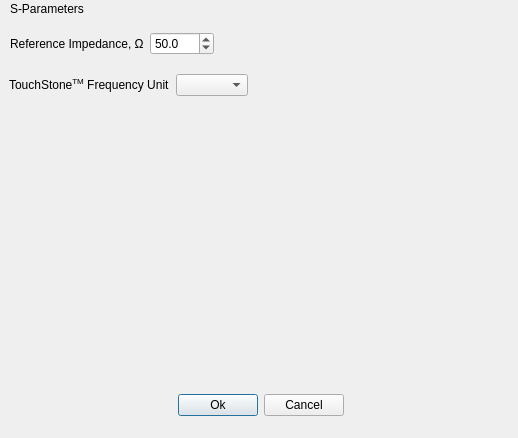
Old version of the form src/OpenParEMg/SimulateOptions.ui in the repository OpenParEM/OpenParEM.
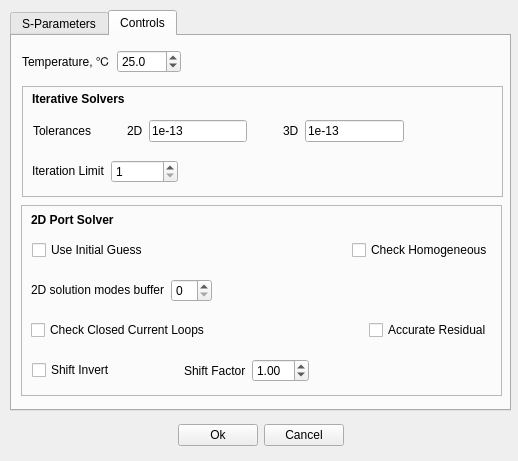
New version of the form. The open tabs and pages were chosen to show the change. Custom widgets are drawn as their Qt base class.

Commit message: added simulation options form

```diff
--- a/src/OpenParEMg/SimulateOptions.ui
+++ b/src/OpenParEMg/SimulateOptions.ui
@@ -7,113 +7,17 @@
     <x>0</x>
     <y>0</y>
     <width>518</width>
-    <height>438</height>
+    <height>461</height>
    </rect>
   </property>
   <property name="windowTitle">
    <string>Dialog</string>
   </property>
-  <widget class="QWidget" name="horizontalLayoutWidget_2">
-   <property name="geometry">
-    <rect>
-     <x>9</x>
-     <y>70</y>
-     <width>501</width>
-     <height>31</height>
-    </rect>
-   </property>
-   <layout class="QHBoxLayout" name="horizontalLayout_2">
-    <item>
-     <widget class="QLabel" name="label_3">
-      <property name="text">
-       <string>&lt;html&gt;&lt;head/&gt;&lt;body&gt;&lt;p&gt;TouchStone&lt;span style=&quot; vertical-align:super;&quot;&gt;TM&lt;/span&gt; Frequency Unit&lt;/p&gt;&lt;/body&gt;&lt;/html&gt;</string>
-      </property>
-     </widget>
-    </item>
-    <item>
-     <widget class="QComboBox" name="frequencyUnit"/>
-    </item>
-    <item>
-     <spacer name="horizontalSpacer_2">
-      <property name="orientation">
-       <enum>Qt::Orientation::Horizontal</enum>
-      </property>
-      <property name="sizeHint" stdset="0">
-       <size>
-        <width>40</width>
-        <height>20</height>
-       </size>
-      </property>
-     </spacer>
-    </item>
-   </layout>
-  </widget>
-  <widget class="QWidget" name="horizontalLayoutWidget">
-   <property name="geometry">
-    <rect>
-     <x>10</x>
-     <y>30</y>
-     <width>501</width>
-     <height>28</height>
-    </rect>
-   </property>
-   <layout class="QHBoxLayout" name="horizontalLayout">
-    <item>
-     <widget class="QLabel" name="label_2">
-      <property name="text">
-       <string>&lt;html&gt;&lt;head/&gt;&lt;body&gt;&lt;p&gt;Reference Impedance, &lt;span style=&quot; background-color:transparent;&quot;&gt;Ω&lt;/span&gt;&lt;/p&gt;&lt;/body&gt;&lt;/html&gt;</string>
-      </property>
-     </widget>
-    </item>
-    <item>
-     <widget class="QDoubleSpinBox" name="referenceImpedance">
-      <property name="decimals">
-       <number>1</number>
-      </property>
-      <property name="minimum">
-       <double>0.000000000000000</double>
-      </property>
-      <property name="maximum">
-       <double>1000.000000000000000</double>
-      </property>
-      <property name="value">
-       <double>50.000000000000000</double>
-      </property>
-     </widget>
-    </item>
-    <item>
-     <spacer name="horizontalSpacer">
-      <property name="orientation">
-       <enum>Qt::Orientation::Horizontal</enum>
-      </property>
-      <property name="sizeHint" stdset="0">
-       <size>
-        <width>40</width>
-        <height>20</height>
-       </size>
-      </property>
-     </spacer>
-    </item>
-   </layout>
-  </widget>
-  <widget class="QLabel" name="label">
-   <property name="geometry">
-    <rect>
-     <x>10</x>
-     <y>0</y>
-     <width>101</width>
-     <height>17</height>
-    </rect>
-   </property>
-   <property name="text">
-    <string>S-Parameters</string>
-   </property>
-  </widget>
   <widget class="QWidget" name="horizontalLayoutWidget_3">
    <property name="geometry">
     <rect>
      <x>10</x>
-     <y>390</y>
+     <y>420</y>
      <width>501</width>
      <height>31</height>
     </rect>
@@ -137,6 +41,9 @@
       <property name="text">
        <string>Ok</string>
       </property>
+      <property name="autoDefault">
+       <bool>false</bool>
+      </property>
      </widget>
     </item>
     <item>
@@ -144,6 +51,9 @@
       <property name="text">
        <string>Cancel</string>
       </property>
+      <property name="autoDefault">
+       <bool>false</bool>
+      </property>
      </widget>
     </item>
     <item>
@@ -161,7 +71,730 @@
     </item>
    </layout>
   </widget>
+  <widget class="QTabWidget" name="simulateOptionsTab">
+   <property name="geometry">
+    <rect>
+     <x>10</x>
+     <y>10</y>
+     <width>501</width>
+     <height>401</height>
+    </rect>
+   </property>
+   <property name="currentIndex">
+    <number>0</number>
+   </property>
+   <widget class="QWidget" name="tab">
+    <attribute name="title">
+     <string>S-Parameters</string>
+    </attribute>
+    <widget class="QWidget" name="horizontalLayoutWidget_4">
+     <property name="geometry">
+      <rect>
+       <x>10</x>
+       <y>90</y>
+       <width>481</width>
+       <height>31</height>
+      </rect>
+     </property>
+     <layout class="QHBoxLayout" name="horizontalLayout_4">
+      <item>
+       <widget class="QLabel" name="touchstoneFormatLabel">
+        <property name="toolTip">
+         <string>&lt;html&gt;&lt;head/&gt;&lt;body&gt;&lt;p&gt;Data format for the Touchstone(TM) output file.&lt;/p&gt;&lt;/body&gt;&lt;/html&gt;</string>
+        </property>
+        <property name="text">
+         <string>&lt;html&gt;&lt;head/&gt;&lt;body&gt;&lt;p&gt;Touchstone&lt;span style=&quot; vertical-align:super;&quot;&gt;TM&lt;/span&gt; Format&lt;/p&gt;&lt;/body&gt;&lt;/html&gt;</string>
+        </property>
+       </widget>
+      </item>
+      <item>
+       <widget class="QComboBox" name="touchstoneFormat"/>
+      </item>
+      <item>
+       <spacer name="horizontalSpacer_8">
+        <property name="orientation">
+         <enum>Qt::Orientation::Horizontal</enum>
+        </property>
+        <property name="sizeHint" stdset="0">
+         <size>
+          <width>40</width>
+          <height>20</height>
+         </size>
+        </property>
+       </spacer>
+      </item>
+     </layout>
+    </widget>
+    <widget class="QWidget" name="horizontalLayoutWidget">
+     <property name="geometry">
+      <rect>
+       <x>10</x>
+       <y>10</y>
+       <width>481</width>
+       <height>31</height>
+      </rect>
+     </property>
+     <layout class="QHBoxLayout" name="horizontalLayout">
+      <item alignment="Qt::AlignmentFlag::AlignVCenter">
+       <widget class="QLabel" name="label_4">
+        <property name="toolTip">
+         <string>&lt;html&gt;&lt;head/&gt;&lt;body&gt;&lt;p&gt;Normalize the S-parameters to the reference impedance.&lt;/p&gt;&lt;/body&gt;&lt;/html&gt;</string>
+        </property>
+        <property name="text">
+         <string>Normalize</string>
+        </property>
+       </widget>
+      </item>
+      <item alignment="Qt::AlignmentFlag::AlignVCenter">
+       <widget class="QCheckBox" name="normalizeSparam">
+        <property name="focusPolicy">
+         <enum>Qt::FocusPolicy::TabFocus</enum>
+        </property>
+        <property name="toolTip">
+         <string>&lt;html&gt;&lt;head/&gt;&lt;body&gt;&lt;p&gt;&lt;br/&gt;&lt;/p&gt;&lt;/body&gt;&lt;/html&gt;</string>
+        </property>
+        <property name="layoutDirection">
+         <enum>Qt::LayoutDirection::RightToLeft</enum>
+        </property>
+        <property name="autoFillBackground">
+         <bool>false</bool>
+        </property>
+        <property name="text">
+         <string/>
+        </property>
+       </widget>
+      </item>
+      <item>
+       <spacer name="horizontalSpacer_5">
+        <property name="orientation">
+         <enum>Qt::Orientation::Horizontal</enum>
+        </property>
+        <property name="sizeHint" stdset="0">
+         <size>
+          <width>40</width>
+          <height>20</height>
+         </size>
+        </property>
+       </spacer>
+      </item>
+      <item alignment="Qt::AlignmentFlag::AlignVCenter">
+       <widget class="QLabel" name="referenceImpedanceLabel">
+        <property name="toolTip">
+         <string>&lt;html&gt;&lt;head/&gt;&lt;body&gt;&lt;p&gt;Reference impedance for normalizing S-parameters.&lt;/p&gt;&lt;/body&gt;&lt;/html&gt;</string>
+        </property>
+        <property name="text">
+         <string>&lt;html&gt;&lt;head/&gt;&lt;body&gt;&lt;p&gt;Reference Impedance, &lt;span style=&quot; background-color:transparent;&quot;&gt;Ω&lt;/span&gt;&lt;/p&gt;&lt;/body&gt;&lt;/html&gt;</string>
+        </property>
+       </widget>
+      </item>
+      <item alignment="Qt::AlignmentFlag::AlignVCenter">
+       <widget class="QDoubleSpinBox" name="referenceImpedance">
+        <property name="decimals">
+         <number>1</number>
+        </property>
+        <property name="minimum">
+         <double>0.000000000000000</double>
+        </property>
+        <property name="maximum">
+         <double>1000.000000000000000</double>
+        </property>
+        <property name="value">
+         <double>50.000000000000000</double>
+        </property>
+       </widget>
+      </item>
+      <item>
+       <spacer name="horizontalSpacer_6">
+        <property name="orientation">
+         <enum>Qt::Orientation::Horizontal</enum>
+        </property>
+        <property name="sizeHint" stdset="0">
+         <size>
+          <width>40</width>
+          <height>20</height>
+         </size>
+        </property>
+       </spacer>
+      </item>
+      <item>
+       <spacer name="horizontalSpacer">
+        <property name="orientation">
+         <enum>Qt::Orientation::Horizontal</enum>
+        </property>
+        <property name="sizeHint" stdset="0">
+         <size>
+          <width>40</width>
+          <height>20</height>
+         </size>
+        </property>
+       </spacer>
+      </item>
+      <item>
+       <spacer name="horizontalSpacer_7">
+        <property name="orientation">
+         <enum>Qt::Orientation::Horizontal</enum>
+        </property>
+        <property name="sizeHint" stdset="0">
+         <size>
+          <width>40</width>
+          <height>20</height>
+         </size>
+        </property>
+       </spacer>
+      </item>
+     </layout>
+    </widget>
+    <widget class="QWidget" name="horizontalLayoutWidget_2">
+     <property name="geometry">
+      <rect>
+       <x>10</x>
+       <y>50</y>
+       <width>481</width>
+       <height>31</height>
+      </rect>
+     </property>
+     <layout class="QHBoxLayout" name="horizontalLayout_2">
+      <item alignment="Qt::AlignmentFlag::AlignVCenter">
+       <widget class="QLabel" name="frequencyUnitLabel">
+        <property name="toolTip">
+         <string>&lt;html&gt;&lt;head/&gt;&lt;body&gt;&lt;p&gt;Frequency unit to use for Touchstone (TM) output files.&lt;/p&gt;&lt;/body&gt;&lt;/html&gt;</string>
+        </property>
+        <property name="text">
+         <string>&lt;html&gt;&lt;head/&gt;&lt;body&gt;&lt;p&gt;Touchstone&lt;span style=&quot; vertical-align:super;&quot;&gt;TM&lt;/span&gt; Frequency Unit&lt;/p&gt;&lt;/body&gt;&lt;/html&gt;</string>
+        </property>
+       </widget>
+      </item>
+      <item>
+       <widget class="QComboBox" name="frequencyUnit"/>
+      </item>
+      <item>
+       <spacer name="horizontalSpacer_2">
+        <property name="orientation">
+         <enum>Qt::Orientation::Horizontal</enum>
+        </property>
+        <property name="sizeHint" stdset="0">
+         <size>
+          <width>40</width>
+          <height>20</height>
+         </size>
+        </property>
+       </spacer>
+      </item>
+     </layout>
+    </widget>
+   </widget>
+   <widget class="QWidget" name="tab_2,11,-1,5,400,0,0,0,0,0,0,0,0,0,0,1">
+    <attribute name="title">
+     <string>Controls</string>
+    </attribute>
+    <widget class="QWidget" name="horizontalLayoutWidget_5">
+     <property name="geometry">
+      <rect>
+       <x>10</x>
+       <y>10</y>
+       <width>481</width>
+       <height>31</height>
+      </rect>
+     </property>
+     <layout class="QHBoxLayout" name="horizontalLayout_5">
+      <item alignment="Qt::AlignmentFlag::AlignVCenter">
+       <widget class="QLabel" name="label_3">
+        <property name="toolTip">
+         <string>&lt;html&gt;&lt;head/&gt;&lt;body&gt;&lt;p&gt;Temperature applied when pulling material parameters from the global and local material databases.&lt;/p&gt;&lt;/body&gt;&lt;/html&gt;</string>
+        </property>
+        <property name="text">
+         <string>&lt;html&gt;&lt;head/&gt;&lt;body&gt;&lt;p&gt;Temperature, &lt;span style=&quot; background-color:transparent;&quot;&gt;℃&lt;/span&gt;&lt;/p&gt;&lt;/body&gt;&lt;/html&gt;</string>
+        </property>
+       </widget>
+      </item>
+      <item>
+       <widget class="QDoubleSpinBox" name="temperature">
+        <property name="decimals">
+         <number>1</number>
+        </property>
+        <property name="minimum">
+         <double>-373.000000000000000</double>
+        </property>
+        <property name="maximum">
+         <double>1000.000000000000000</double>
+        </property>
+        <property name="value">
+         <double>25.000000000000000</double>
+        </property>
+       </widget>
+      </item>
+      <item>
+       <spacer name="horizontalSpacer_9">
+        <property name="orientation">
+         <enum>Qt::Orientation::Horizontal</enum>
+        </property>
+        <property name="sizeHint" stdset="0">
+         <size>
+          <width>40</width>
+          <height>20</height>
+         </size>
+        </property>
+       </spacer>
+      </item>
+     </layout>
+    </widget>
+    <widget class="QFrame" name="frame">
+     <property name="geometry">
+      <rect>
+       <x>10</x>
+       <y>50</y>
+       <width>481</width>
+       <height>111</height>
+      </rect>
+     </property>
+     <property name="frameShape">
+      <enum>QFrame::Shape::StyledPanel</enum>
+     </property>
+     <property name="frameShadow">
+      <enum>QFrame::Shadow::Raised</enum>
+     </property>
+     <widget class="QLabel" name="label_9">
+      <property name="geometry">
+       <rect>
+        <x>10</x>
+        <y>-2</y>
+        <width>161</width>
+        <height>31</height>
+       </rect>
+      </property>
+      <property name="text">
+       <string>&lt;html&gt;&lt;head/&gt;&lt;body&gt;&lt;p&gt;&lt;span style=&quot; font-weight:700;&quot;&gt;Iterative Solvers&lt;/span&gt;&lt;/p&gt;&lt;/body&gt;&lt;/html&gt;</string>
+      </property>
+     </widget>
+     <widget class="QWidget" name="horizontalLayoutWidget_6">
+      <property name="geometry">
+       <rect>
+        <x>11</x>
+        <y>30</y>
+        <width>461</width>
+        <height>31</height>
+       </rect>
+      </property>
+      <layout class="QHBoxLayout" name="horizontalLayout_6">
+       <item alignment="Qt::AlignmentFlag::AlignVCenter">
+        <widget class="QLabel" name="label_5">
+         <property name="toolTip">
+          <string>&lt;html&gt;&lt;head/&gt;&lt;body&gt;&lt;p&gt;Convergence tolerances for iterative solutions of eigenvalue problems Ax=&lt;span style=&quot; background-color:transparent;&quot;&gt;αBx &lt;/span&gt;(2D) and linear Ax=b problems (3D).&lt;/p&gt;&lt;/body&gt;&lt;/html&gt;</string>
+         </property>
+         <property name="text">
+          <string>Tolerances</string>
+         </property>
+        </widget>
+       </item>
+       <item>
+        <spacer name="horizontalSpacer_11">
+         <property name="orientation">
+          <enum>Qt::Orientation::Horizontal</enum>
+         </property>
+         <property name="sizeHint" stdset="0">
+          <size>
+           <width>40</width>
+           <height>20</height>
+          </size>
+         </property>
+        </spacer>
+       </item>
+       <item alignment="Qt::AlignmentFlag::AlignVCenter">
+        <widget class="QLabel" name="label_6">
+         <property name="toolTip">
+          <string>&lt;html&gt;&lt;head/&gt;&lt;body&gt;&lt;p&gt;Convergence tolerance for the iterative solution of the eigenvalue problem Ax=&lt;span style=&quot; background-color:transparent;&quot;&gt;αBx &lt;/span&gt;in OpenParEM2D.&lt;/p&gt;&lt;/body&gt;&lt;/html&gt;</string>
+         </property>
+         <property name="text">
+          <string>2D</string>
+         </property>
+        </widget>
+       </item>
+       <item>
+        <widget class="CustomLineEdit" name="tolerance2D">
+         <property name="focusPolicy">
+          <enum>Qt::FocusPolicy::ClickFocus</enum>
+         </property>
+         <property name="text">
+          <string>1e-13</string>
+         </property>
+        </widget>
+       </item>
+       <item>
+        <spacer name="horizontalSpacer_10">
+         <property name="orientation">
+          <enum>Qt::Orientation::Horizontal</enum>
+         </property>
+         <property name="sizeHint" stdset="0">
+          <size>
+           <width>40</width>
+           <height>20</height>
+          </size>
+         </property>
+        </spacer>
+       </item>
+       <item alignment="Qt::AlignmentFlag::AlignVCenter">
+        <widget class="QLabel" name="label_7">
+         <property name="toolTip">
+          <string>&lt;html&gt;&lt;head/&gt;&lt;body&gt;&lt;p&gt;Convergence tolerance for the iterative solution of the linear Ax=b problem in OpenParEM3D.&lt;/p&gt;&lt;/body&gt;&lt;/html&gt;</string>
+         </property>
+         <property name="text">
+          <string>3D</string>
+         </property>
+        </widget>
+       </item>
+       <item>
+        <widget class="CustomLineEdit" name="tolerance3D">
+         <property name="focusPolicy">
+          <enum>Qt::FocusPolicy::ClickFocus</enum>
+         </property>
+         <property name="text">
+          <string>1e-13</string>
+         </property>
+        </widget>
+       </item>
+       <item>
+        <spacer name="horizontalSpacer_12">
+         <property name="orientation">
+          <enum>Qt::Orientation::Horizontal</enum>
+         </property>
+         <property name="sizeHint" stdset="0">
+          <size>
+           <width>40</width>
+           <height>20</height>
+          </size>
+         </property>
+        </spacer>
+       </item>
+       <item>
+        <spacer name="horizontalSpacer_14">
+         <property name="orientation">
+          <enum>Qt::Orientation::Horizontal</enum>
+         </property>
+         <property name="sizeHint" stdset="0">
+          <size>
+           <width>40</width>
+           <height>20</height>
+          </size>
+         </property>
+        </spacer>
+       </item>
+       <item>
+        <spacer name="horizontalSpacer_13">
+         <property name="orientation">
+          <enum>Qt::Orientation::Horizontal</enum>
+         </property>
+         <property name="sizeHint" stdset="0">
+          <size>
+           <width>40</width>
+           <height>20</height>
+          </size>
+         </property>
+        </spacer>
+       </item>
+      </layout>
+     </widget>
+     <widget class="QWidget" name="horizontalLayoutWidget_7">
+      <property name="geometry">
+       <rect>
+        <x>10</x>
+        <y>70</y>
+        <width>461</width>
+        <height>31</height>
+       </rect>
+      </property>
+      <layout class="QHBoxLayout" name="horizontalLayout_7">
+       <item alignment="Qt::AlignmentFlag::AlignVCenter">
+        <widget class="QLabel" name="label">
+         <property name="toolTip">
+          <string>&lt;html&gt;&lt;head/&gt;&lt;body&gt;&lt;p&gt;Iteration limit for iterative solutions of eigenvalue problems Ax=&lt;span style=&quot; background-color:transparent;&quot;&gt;αBx &lt;/span&gt;(2D) and linear Ax=b problems (3D).&lt;/p&gt;&lt;/body&gt;&lt;/html&gt;</string>
+         </property>
+         <property name="text">
+          <string>Iteration Limit</string>
+         </property>
+        </widget>
+       </item>
+       <item>
+        <widget class="QSpinBox" name="iterationLimit">
+         <property name="minimum">
+          <number>1</number>
+         </property>
+         <property name="maximum">
+          <number>100000</number>
+         </property>
+         <property name="singleStep">
+          <number>1000</number>
+         </property>
+         <property name="displayIntegerBase">
+          <number>10</number>
+         </property>
+        </widget>
+       </item>
+       <item>
+        <spacer name="horizontalSpacer_15">
+         <property name="orientation">
+          <enum>Qt::Orientation::Horizontal</enum>
+         </property>
+         <property name="sizeHint" stdset="0">
+          <size>
+           <width>40</width>
+           <height>20</height>
+          </size>
+         </property>
+        </spacer>
+       </item>
+      </layout>
+     </widget>
+    </widget>
+    <widget class="QFrame" name="frame_2">
+     <property name="geometry">
+      <rect>
+       <x>9</x>
+       <y>169</y>
+       <width>481</width>
+       <height>191</height>
+      </rect>
+     </property>
+     <property name="frameShape">
+      <enum>QFrame::Shape::StyledPanel</enum>
+     </property>
+     <property name="frameShadow">
+      <enum>QFrame::Shadow::Raised</enum>
+     </property>
+     <widget class="QWidget" name="horizontalLayoutWidget_9">
+      <property name="geometry">
+       <rect>
+        <x>11</x>
+        <y>150</y>
+        <width>461</width>
+        <height>31</height>
+       </rect>
+      </property>
+      <layout class="QHBoxLayout" name="horizontalLayout_9">
+       <item>
+        <widget class="QCheckBox" name="shiftInvert">
+         <property name="toolTip">
+          <string>&lt;html&gt;&lt;head/&gt;&lt;body&gt;&lt;p&gt;Expert Use Only&lt;/p&gt;&lt;p&gt;Sets the eigenvalue solver to use the shift-and-invert method.  Generally, this control should remain checked.&lt;/p&gt;&lt;/body&gt;&lt;/html&gt;</string>
+         </property>
+         <property name="text">
+          <string>Shift Invert</string>
+         </property>
+        </widget>
+       </item>
+       <item>
+        <spacer name="horizontalSpacer_18">
+         <property name="orientation">
+          <enum>Qt::Orientation::Horizontal</enum>
+         </property>
+         <property name="sizeHint" stdset="0">
+          <size>
+           <width>40</width>
+           <height>20</height>
+          </size>
+         </property>
+        </spacer>
+       </item>
+       <item>
+        <widget class="QLabel" name="shiftFactorLabel">
+         <property name="toolTip">
+          <string>&lt;html&gt;&lt;head/&gt;&lt;body&gt;&lt;p&gt;Expert Use Only&lt;/p&gt;&lt;p&gt;Multiplier for the initial guess eigenvalue.&lt;/p&gt;&lt;/body&gt;&lt;/html&gt;</string>
+         </property>
+         <property name="text">
+          <string>Shift Factor</string>
+         </property>
+        </widget>
+       </item>
+       <item>
+        <widget class="QDoubleSpinBox" name="shiftFactor">
+         <property name="minimum">
+          <double>0.100000000000000</double>
+         </property>
+         <property name="maximum">
+          <double>10.000000000000000</double>
+         </property>
+         <property name="singleStep">
+          <double>0.100000000000000</double>
+         </property>
+         <property name="value">
+          <double>1.000000000000000</double>
+         </property>
+        </widget>
+       </item>
+       <item>
+        <spacer name="horizontalSpacer_19">
+         <property name="orientation">
+          <enum>Qt::Orientation::Horizontal</enum>
+         </property>
+         <property name="sizeHint" stdset="0">
+          <size>
+           <width>40</width>
+           <height>20</height>
+          </size>
+         </property>
+        </spacer>
+       </item>
+       <item>
+        <spacer name="horizontalSpacer_17">
+         <property name="orientation">
+          <enum>Qt::Orientation::Horizontal</enum>
+         </property>
+         <property name="sizeHint" stdset="0">
+          <size>
+           <width>40</width>
+           <height>20</height>
+          </size>
+         </property>
+        </spacer>
+       </item>
+       <item>
+        <spacer name="horizontalSpacer_20">
+         <property name="orientation">
+          <enum>Qt::Orientation::Horizontal</enum>
+         </property>
+         <property name="sizeHint" stdset="0">
+          <size>
+           <width>40</width>
+           <height>20</height>
+          </size>
+         </property>
+        </spacer>
+       </item>
+      </layout>
+     </widget>
+     <widget class="QLabel" name="label_10">
+      <property name="geometry">
+       <rect>
+        <x>10</x>
+        <y>7</y>
+        <width>111</width>
+        <height>17</height>
+       </rect>
+      </property>
+      <property name="text">
+       <string>&lt;html&gt;&lt;head/&gt;&lt;body&gt;&lt;p&gt;&lt;span style=&quot; font-weight:700;&quot;&gt;2D Port Solver&lt;/span&gt;&lt;/p&gt;&lt;/body&gt;&lt;/html&gt;</string>
+      </property>
+     </widget>
+     <widget class="QWidget" name="horizontalLayoutWidget_11">
+      <property name="geometry">
+       <rect>
+        <x>10</x>
+        <y>110</y>
+        <width>461</width>
+        <height>31</height>
+       </rect>
+      </property>
+      <layout class="QHBoxLayout" name="horizontalLayout_11">
+       <item>
+        <widget class="QCheckBox" name="checkClosedLoop">
+         <property name="toolTip">
+          <string>&lt;html&gt;&lt;head/&gt;&lt;body&gt;&lt;p&gt;Check if current loops are closed. Set to false when use of symmetry causes valid open-loop current paths.&lt;/p&gt;&lt;/body&gt;&lt;/html&gt;</string>
+         </property>
+         <property name="text">
+          <string>Check Closed Current Loops</string>
+         </property>
+        </widget>
+       </item>
+       <item alignment="Qt::AlignmentFlag::AlignRight">
+        <widget class="QCheckBox" name="accurateResidual">
+         <property name="toolTip">
+          <string>&lt;html&gt;&lt;head/&gt;&lt;body&gt;&lt;p&gt;Expert Use Only&lt;/p&gt;&lt;p&gt;Sets an input parameter to the eigenvalue solver that may produce higher accuracy results. In many cases, the eigenvalue solver will hang when enabled. Generally, this control should remain unchecked.&lt;/p&gt;&lt;/body&gt;&lt;/html&gt;</string>
+         </property>
+         <property name="text">
+          <string>Accurate Residual</string>
+         </property>
+        </widget>
+       </item>
+      </layout>
+     </widget>
+     <widget class="QWidget" name="horizontalLayoutWidget_8">
+      <property name="geometry">
+       <rect>
+        <x>10</x>
+        <y>70</y>
+        <width>461</width>
+        <height>31</height>
+       </rect>
+      </property>
+      <layout class="QHBoxLayout" name="horizontalLayout_8">
+       <item alignment="Qt::AlignmentFlag::AlignVCenter">
+        <widget class="QLabel" name="label_2">
+         <property name="toolTip">
+          <string>&lt;html&gt;&lt;head/&gt;&lt;body&gt;&lt;p&gt;Count of modes to solve at ports in addition to the driven ports to ensure that all modal solutions are found.&lt;/p&gt;&lt;/body&gt;&lt;/html&gt;</string>
+         </property>
+         <property name="text">
+          <string>2D solution modes buffer</string>
+         </property>
+        </widget>
+       </item>
+       <item>
+        <widget class="QSpinBox" name="modesBuffer">
+         <property name="maximum">
+          <number>20</number>
+         </property>
+        </widget>
+       </item>
+       <item>
+        <spacer name="horizontalSpacer_16">
+         <property name="orientation">
+          <enum>Qt::Orientation::Horizontal</enum>
+         </property>
+         <property name="sizeHint" stdset="0">
+          <size>
+           <width>40</width>
+           <height>20</height>
+          </size>
+         </property>
+        </spacer>
+       </item>
+      </layout>
+     </widget>
+     <widget class="QWidget" name="horizontalLayoutWidget_10">
+      <property name="geometry">
+       <rect>
+        <x>11</x>
+        <y>30</y>
+        <width>461</width>
+        <height>31</height>
+       </rect>
+      </property>
+      <layout class="QHBoxLayout" name="horizontalLayout_10">
+       <item>
+        <widget class="QCheckBox" name="useInitialGuess">
+         <property name="toolTip">
+          <string>&lt;html&gt;&lt;head/&gt;&lt;body&gt;&lt;p&gt;Use the current eigenvalue solution as the initial guess in the following iteration.&lt;/p&gt;&lt;/body&gt;&lt;/html&gt;</string>
+         </property>
+         <property name="text">
+          <string>Use Initial Guess</string>
+         </property>
+        </widget>
+       </item>
+       <item alignment="Qt::AlignmentFlag::AlignRight">
+        <widget class="QCheckBox" name="checkHomogeneous">
+         <property name="toolTip">
+          <string>&lt;html&gt;&lt;head/&gt;&lt;body&gt;&lt;p&gt;Check if the complex propagation constant is uniform across the materials at each port.&lt;/p&gt;&lt;/body&gt;&lt;/html&gt;</string>
+         </property>
+         <property name="text">
+          <string>Check Homogeneous</string>
+         </property>
+        </widget>
+       </item>
+      </layout>
+     </widget>
+    </widget>
+    <zorder>frame</zorder>
+    <zorder>frame_2</zorder>
+    <zorder>horizontalLayoutWidget_5</zorder>
+   </widget>
+  </widget>
+  <zorder>simulateOptionsTab</zorder>
+  <zorder>horizontalLayoutWidget_3</zorder>
  </widget>
+ <customwidgets>
+  <customwidget>
+   <class>CustomLineEdit</class>
+   <extends>QLineEdit</extends>
+   <header>CustomLineEdit.h</header>
+  </customwidget>
+ </customwidgets>
  <resources/>
  <connections/>
 </ui>
```
Left out of the diff: 6 changed lines with no effect on the pictures. The commit also changes 5 other files.
